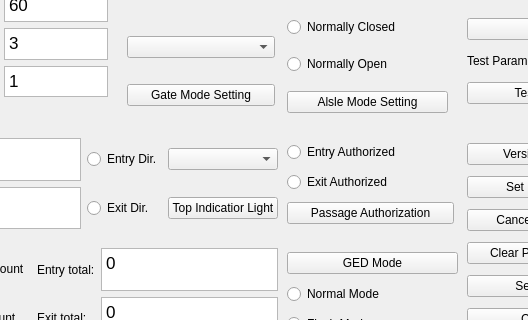
Before: the Qt Designer form view/ElisMainWidget.ui in chiplua/Rs128WinTest, drawn with Qt 5; both pictures show x 383 to 911 and y 92 to 412 of the 1031 by 647 pixel window.
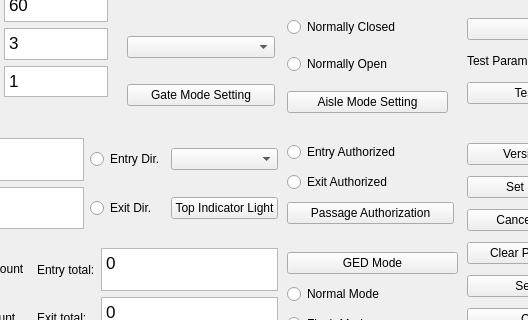
After: the same form once the commit is applied.

Commit message: [UI-Framework-Button]:Change buttons names

Diff of the .ui file:
```diff
--- a/view/ElisMainWidget.ui
+++ b/view/ElisMainWidget.ui
@@ -284,7 +284,7 @@
     <item>
      <widget class="QPushButton" name="pushButton_7">
       <property name="text">
-       <string>Alsle Mode Setting</string>
+       <string>Aisle Mode Setting</string>
       </property>
      </widget>
     </item>
@@ -442,7 +442,7 @@
     <item row="1" column="3">
      <widget class="QPushButton" name="pushButton_11">
       <property name="text">
-       <string>Top Indicatior Light</string>
+       <string>Top Indicator Light</string>
       </property>
      </widget>
     </item>
```
Left out of the diff: 36 changed lines with no effect on the pictures.
